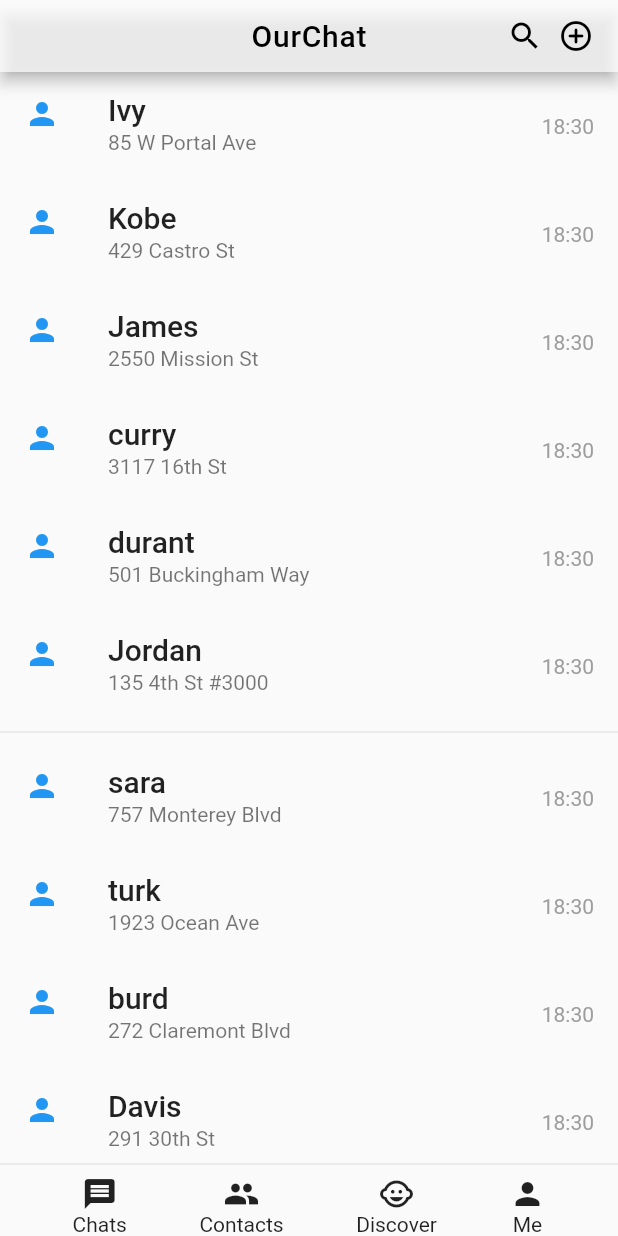
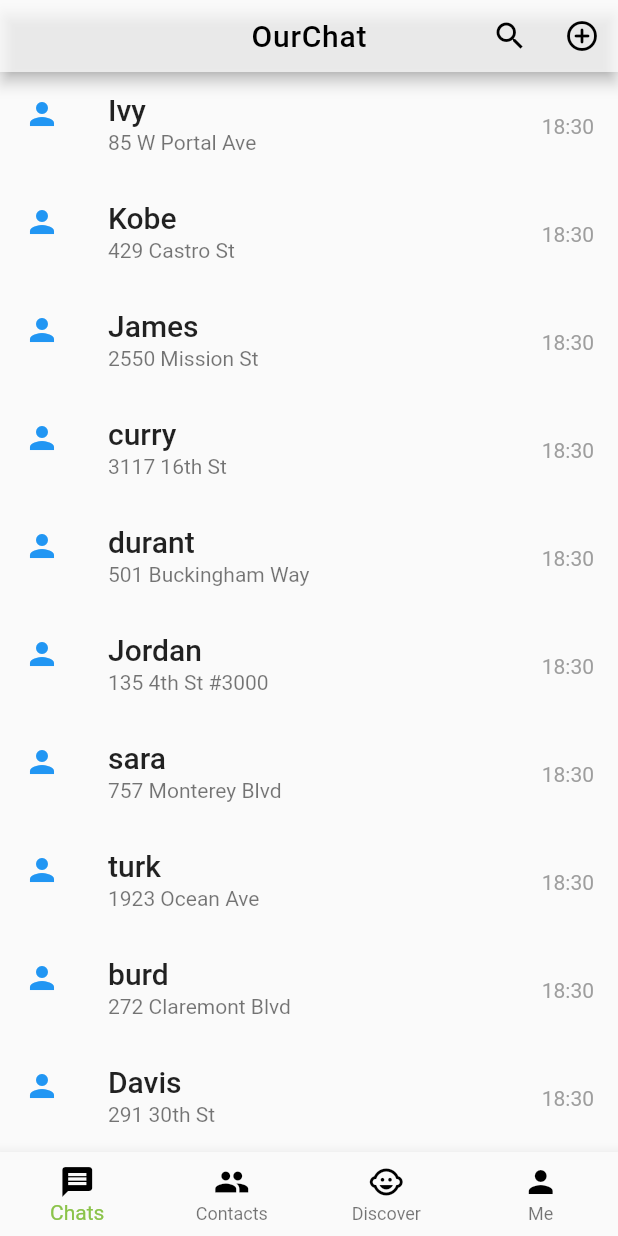
Before and after one commit to hxcode/ourchat, a Flutter app: the screen it shows after launch, on a phone screen of 412 x 824 dp. Run offline on Flutter 3.47's test engine with Material 2 defaults, Android fonts, the phone set to English and light mode, and no system bars.

Commit message:
refactor : homepage use bar api

```diff
--- /dev/null
+++ b/flutter_chat/lib/homepage/appbar.dart
@@ -0,0 +1,33 @@
+import 'package:flutter/material.dart';
+
+class ChatBar {
+  String title;
+
+  ChatBar(this.title) {}
+
+  AppBar buildAppbar() => AppBar(
+        centerTitle: true,
+        toolbarHeight: 48.0,
+        backgroundColor: Colors.white70,
+        title: Text(
+          title,
+          style: TextStyle(
+            color: Colors.black,
+            fontFamily: 'Roboto',
+            letterSpacing: 0.5,
+          ),
+        ),
+        actions: [
+          IconButton(
+            icon: Icon(Icons.search),
+            color: Colors.black,
+            onPressed: () {},
+          ),
+          IconButton(
+            icon: Icon(Icons.add_circle_outline_rounded),
+            color: Colors.black,
+            onPressed: () {},
+          ),
+        ],
+      );
+}
--- a/flutter_chat/lib/homepage/bottom.dart
+++ b/flutter_chat/lib/homepage/bottom.dart
@@ -1,37 +1,43 @@
 import 'package:flutter/material.dart';
 
 class Bottom {
+  int _selectedIndex = 0;
   Bottom() {}
-
-  Widget listBottom() => Container(
-        child: Row(
-          mainAxisAlignment: MainAxisAlignment.spaceEvenly,
-          children: [
-            Column(
-              children: [
-                Icon(Icons.message),
-                Text('Chats'),
-              ],
+  void _onItemTapped(int index) {}
+  BottomNavigationBar bottomNavigationBar() => BottomNavigationBar(
+        type: BottomNavigationBarType.fixed,
+        currentIndex: _selectedIndex,
+        selectedItemColor: Colors.lightGreen,
+        onTap: _onItemTapped,
+        items: const <BottomNavigationBarItem>[
+          BottomNavigationBarItem(
+            icon: Icon(
+              Icons.message,
+              color: Colors.black,
             ),
-            Column(
-              children: [
-                Icon(Icons.people),
-                Text('Contacts'),
-              ],
+            label: "Chats",
+          ),
+          BottomNavigationBarItem(
+            icon: Icon(
+              Icons.people,
+              color: Colors.black,
             ),
-            Column(
-              children: [
-                Icon(Icons.child_care_outlined),
-                Text('Discover'),
-              ],
+            label: "Contacts",
+          ),
+          BottomNavigationBarItem(
+            icon: Icon(
+              Icons.child_care_outlined,
+              color: Colors.black,
             ),
-            Column(
-              children: [
-                Icon(Icons.person),
-                Text('Me'),
-              ],
+            label: "Discover",
+          ),
+          BottomNavigationBarItem(
+            icon: Icon(
+              Icons.person,
+              color: Colors.black,
             ),
-          ],
-        ),
+            label: "Me",
+          ),
+        ],
       );
 }
--- a/flutter_chat/lib/homepage/chats.dart
+++ b/flutter_chat/lib/homepage/chats.dart
@@ -27,7 +27,6 @@ class Chats {
           _tile('curry', '3117 16th St', Icons.person),
           _tile('durant', '501 Buckingham Way', Icons.person),
           _tile('Jordan', '135 4th St #3000', Icons.person),
-          Divider(),
           _tile('sara', '757 Monterey Blvd', Icons.person),
           _tile('turk', '1923 Ocean Ave', Icons.person),
           _tile('burd ', '272 Claremont Blvd', Icons.person),
--- a/flutter_chat/lib/homepage/topbar.dart
+++ /dev/null
@@ -1,47 +0,0 @@
-import 'package:flutter/material.dart';
-
-class ChatBar {
-  String title;
-
-  ChatBar(this.title) {}
-
-  AppBar buildAppbar() => AppBar(
-        centerTitle: true,
-        toolbarHeight: 48.0,
-        backgroundColor: Colors.white70,
-        title: Stack(
-          children: [
-            Container(
-              alignment: Alignment.center,
-              child: Text(
-                title,
-                style: TextStyle(
-                  color: Colors.black,
-                  fontFamily: 'Roboto',
-                  letterSpacing: 0.5,
-                ),
-              ),
-            ),
-            Container(
-              alignment: Alignment.topRight,
-              child: Row(
-                mainAxisAlignment: MainAxisAlignment.end,
-                children: [
-                  Container(
-                    padding: EdgeInsets.only(right: 10),
-                    child: Icon(
-                      Icons.search,
-                      color: Colors.black,
-                    ),
-                  ),
-                  Icon(
-                    Icons.add_circle_outline_rounded,
-                    color: Colors.black,
-                  ),
-                ],
-              ),
-            ),
-          ],
-        ),
-      );
-}
--- a/flutter_chat/lib/main.dart
+++ b/flutter_chat/lib/main.dart
@@ -1,6 +1,6 @@
 import 'package:flutter/material.dart';
 import 'package:flutter_chat/homepage/bottom.dart';
-import 'package:flutter_chat/homepage/topbar.dart';
+import 'package:flutter_chat/homepage/appbar.dart';
 import 'package:flutter_chat/homepage/chats.dart';
 
 void main() {
@@ -42,14 +42,12 @@ class _MyHomePageState extends State<MyHomePage> {
           mainAxisAlignment: MainAxisAlignment.center,
           children: <Widget>[
             Expanded(
-              flex: 9,
               child: chats.listChats(),
             ),
-            Divider(),
-            bottom.listBottom(),
           ],
         ),
       ),
+      bottomNavigationBar: bottom.bottomNavigationBar(),
     );
   }
 }
```
